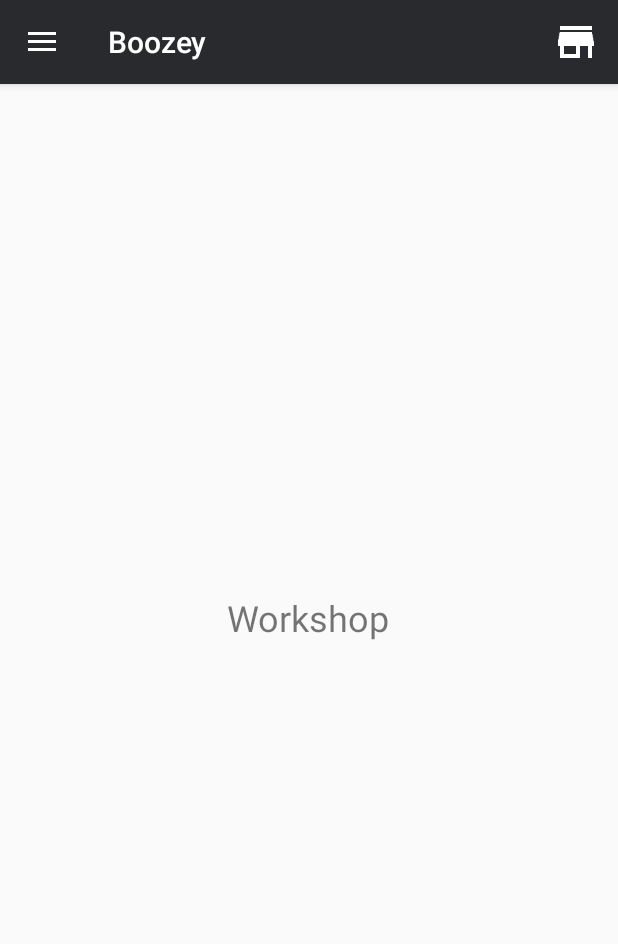
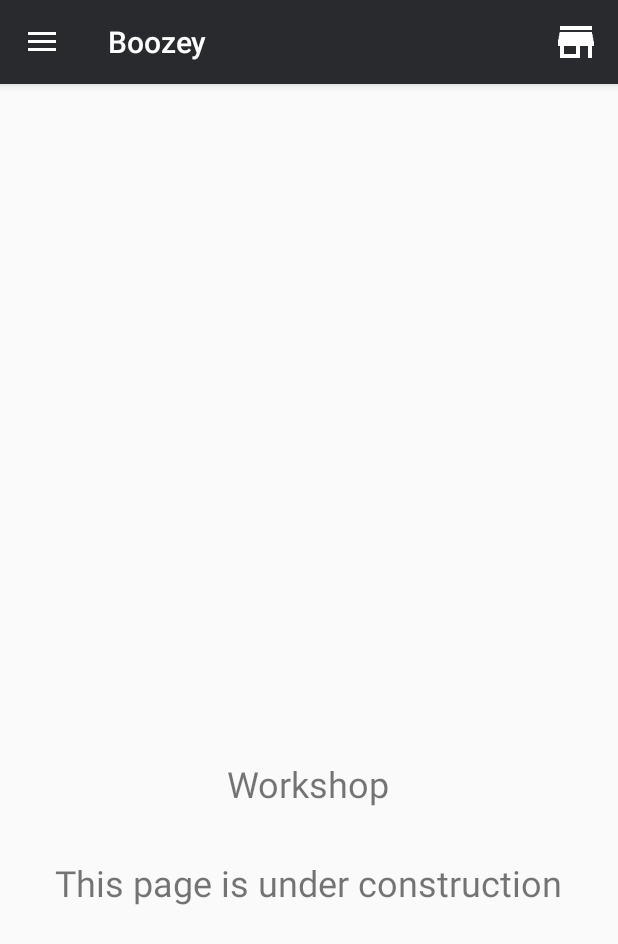
Before and after one commit to NulliSecundus/Boozey, an Android app: the screen it shows after launch (main), in the side drawer, after a tap on "Workshop", on a phone screen of 412 x 824 dp. Shown: the top 944 px of the screen. Run offline under Robolectric (Android 15) with nearby library versions, the phone set to English and light mode, and no system bars.

Commit message:
fixed layout errors on game screen, added message to workshop screen

```diff
--- a/app/src/main/res/layout/workshop_screen.xml
+++ b/app/src/main/res/layout/workshop_screen.xml
@@ -1,13 +1,25 @@
 <?xml version="1.0" encoding="utf-8"?>
 <RelativeLayout xmlns:android="http://schemas.android.com/apk/res/android"
-    android:layout_width="match_parent" android:layout_height="match_parent">
+    android:layout_width="match_parent"
+    android:layout_height="match_parent">
 
     <TextView
         android:id="@+id/textView"
         android:layout_width="wrap_content"
         android:layout_height="wrap_content"
+        android:text="Workshop"
+        android:textSize="24sp"
+        android:layout_above="@+id/textView"
         android:layout_centerHorizontal="true"
-        android:layout_centerVertical="true"
-        android:text="Workshop"
-        android:textSize="24sp" />
+        android:layout_marginBottom="33dp" />
+    <TextView
+        android:id="@+id/textView"
+        android:layout_width="wrap_content"
+        android:layout_height="wrap_content"
+        android:text="This page is under construction"
+        android:textSize="24sp"
+        android:layout_marginBottom="219dp"
+        android:layout_alignParentBottom="true"
+        android:layout_centerHorizontal="true" />
+
 </RelativeLayout>
```
Also changed, not shown: app/src/main/res/layout/game_screen.xml (+4 -10 lines).
